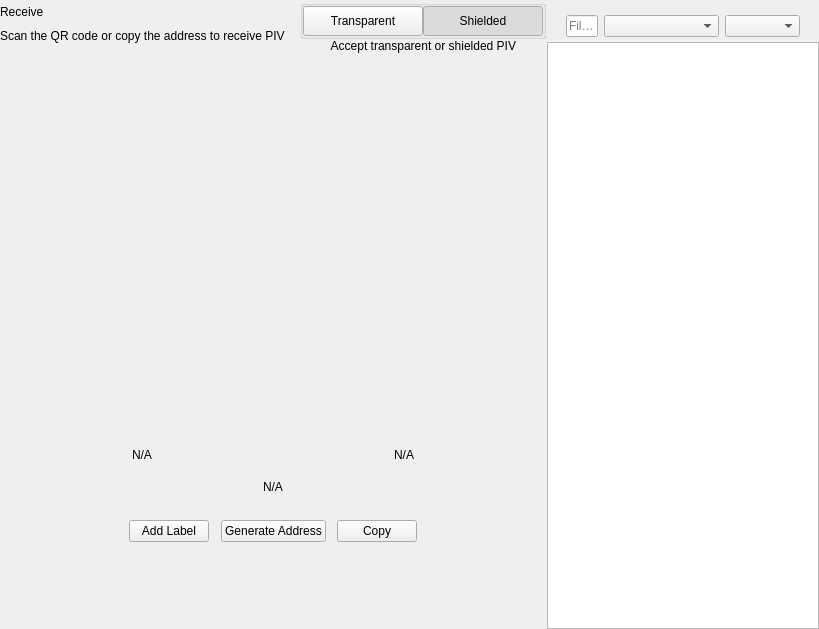
kyeno/dogecash, file src/qt/dogec/forms/receivewidget.ui: the form before one commit.
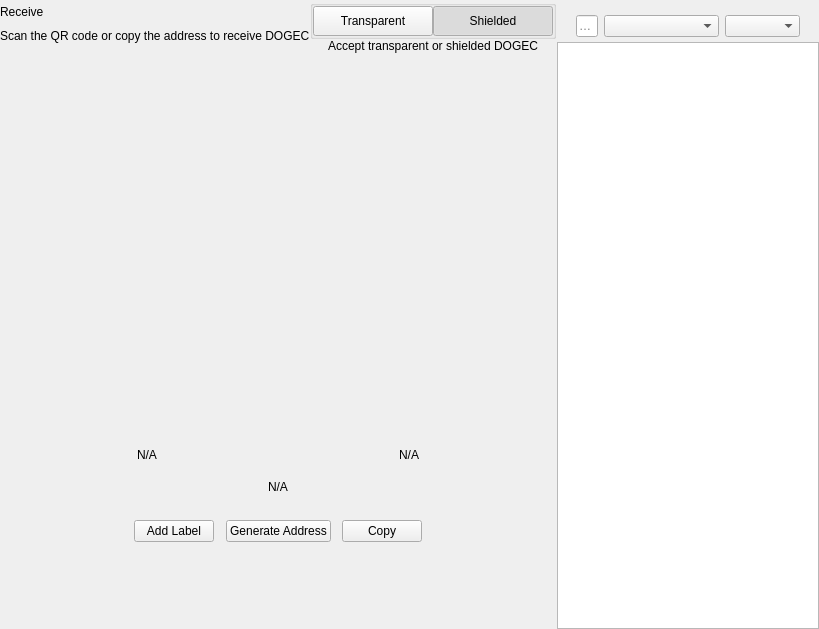
The form after the commit. Custom widgets are drawn as their Qt base class.

Commit message: PIV<>DOGEC

Patch:
```diff
--- a/src/qt/dogec/forms/receivewidget.ui
+++ b/src/qt/dogec/forms/receivewidget.ui
@@ -78,7 +78,7 @@
             <item alignment="Qt::AlignTop">
              <widget class="QLabel" name="labelSubtitle1">
               <property name="text">
-               <string>Scan the QR code or copy the address to receive PIV</string>
+               <string>Scan the QR code or copy the address to receive DOGEC</string>
               </property>
              </widget>
             </item>
@@ -201,7 +201,7 @@
              <item alignment="Qt::AlignHCenter|Qt::AlignTop">
               <widget class="QLabel" name="labelSubtitle2">
                <property name="text">
-                <string>Accept transparent or shielded PIV</string>
+                <string>Accept transparent or shielded DOGEC</string>
                </property>
                <property name="alignment">
                 <set>Qt::AlignRight|Qt::AlignTrailing|Qt::AlignVCenter</set>
```
The commit also changes 557 other files.
